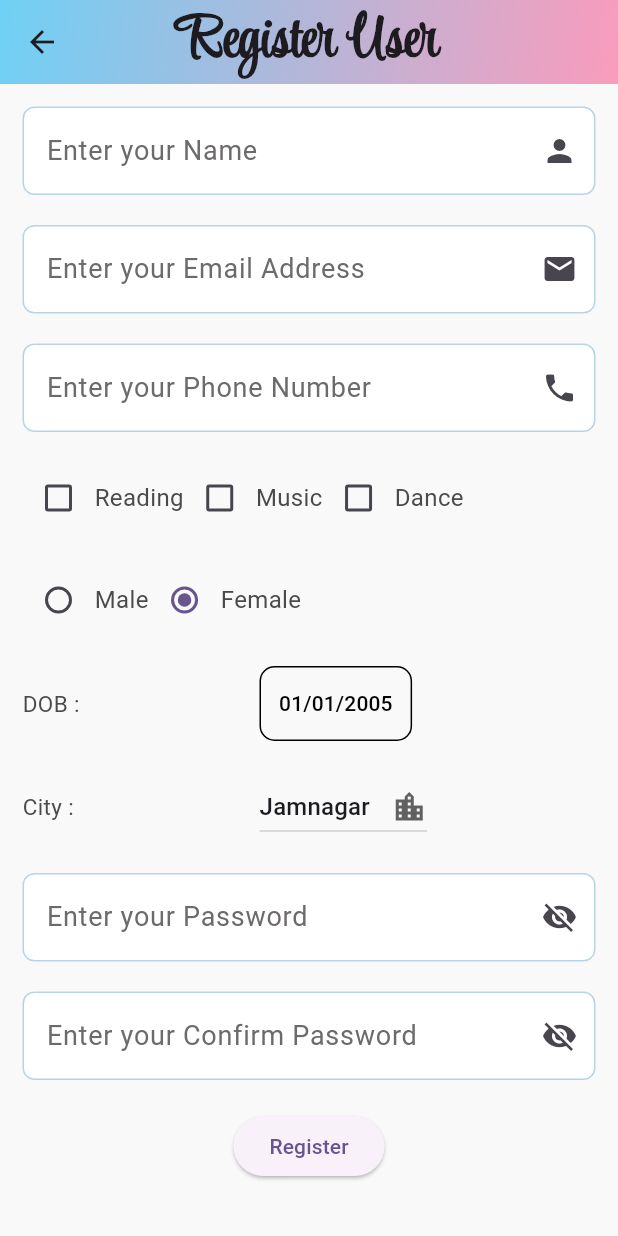
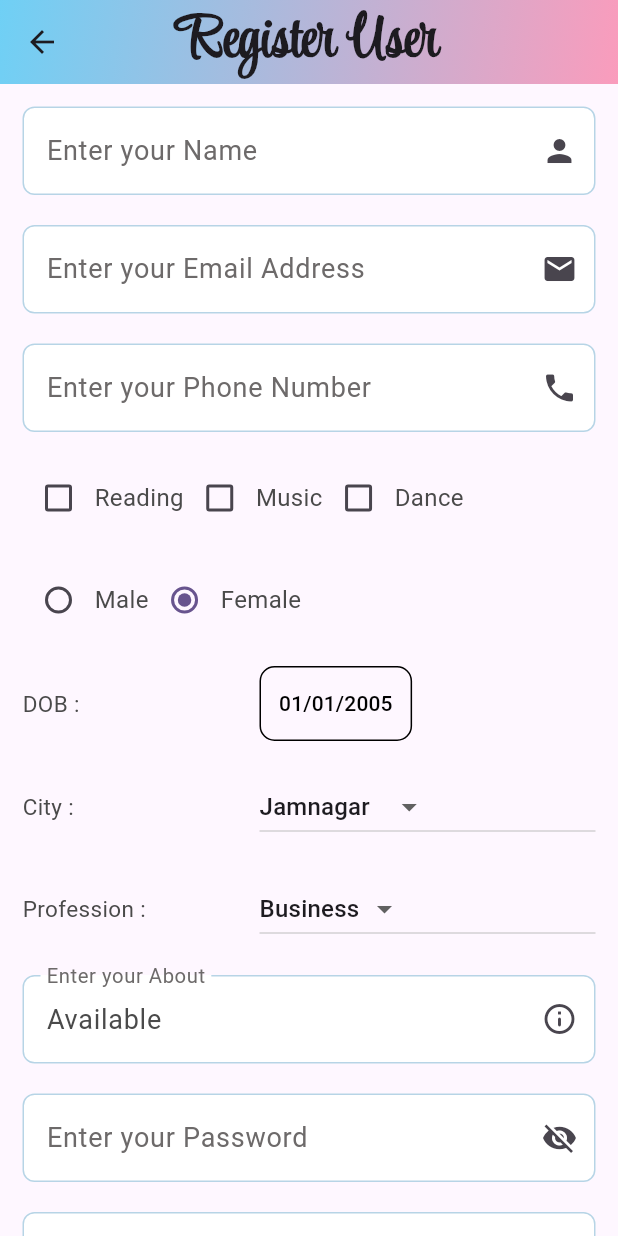
Before and after one commit to RishilJani/Matrimony-Flutter-Project, a Flutter app: the UserForm screen opened directly, on a phone screen of 412 x 824 dp. Run offline on Flutter 3.47's test engine with Material 3 defaults, Android fonts, the phone set to English and light mode, and no system bars; our stand-ins replace flutter_speed_dial, shared_preferences, sqflite; accounts and stored records are empty; Roboto replaces fonts that are missing (RobotoFlex).

Commit message:
Adding AboutMe and Profession field

```diff
--- a/lib/design/add_user/add_edit_user.dart
+++ b/lib/design/add_user/add_edit_user.dart
@@ -24,9 +24,12 @@ class _UserFormState extends State<UserForm> {
   TextEditingController mobileController = TextEditingController();
   TextEditingController passwordController = TextEditingController();
   TextEditingController confirmPasswordController = TextEditingController();
+  TextEditingController aboutMeController = TextEditingController();
 
   List<String> cities = ['Jamnagar', 'Rajkot', 'Ahmedabad', 'Baroda', 'Dwarka'];
+  List<String> professions = ['Business','Teacher', 'Professor', 'Doctor', 'Engineer', 'CA'];
   String selectCity = '';
+  String selectProfession = '';
   bool isEdit = false;
 
   DateTime date = DateTime.now();
@@ -52,18 +55,22 @@ class _UserFormState extends State<UserForm> {
       mobileController.text = widget.userDetail![Mobile].toString();
       passwordController.text = widget.userDetail![Password].toString();
       confirmPasswordController.text = widget.userDetail![Password].toString();
+      aboutMeController.text = widget.userDetail![AboutMe] ?? "Available";
       hobbies.addAll(widget.userDetail![Hobbies]);
       gender = widget.userDetail![Gender];
       selectCity = widget.userDetail![City];
       dob = widget.userDetail![DOB];
       pikedDate = _user.strToDateTime(widget.userDetail![DOB]);
 
+      selectProfession = widget.userDetail![Profession] ?? professions[0];
       ind = widget.userDetail![UserId];
     } else {
       selectCity = cities[0];
+      selectProfession = professions[0];
       hobbies = {"Reading": false, "Music": false, "Dance": false};
       dob = DateFormat("dd/MM/yyyy").format(DateTime(date.year - 20));
       pikedDate = DateTime(date.year - 20, 1, 1);
+      aboutMeController.text = "Available";
     }
   }
 
@@ -316,7 +323,8 @@ class _UserFormState extends State<UserForm> {
                 // region City
                 Row(
                   children: [
-                    const SizedBox(
+                    const SizedBox
+                      (
                         width: 150,
                         child: Text(
                           'City : ',
@@ -326,16 +334,16 @@ class _UserFormState extends State<UserForm> {
                     const SizedBox(
                       width: 8,
                     ),
-                    DropdownButton(
+                    Expanded(
+                      child: DropdownButton(
                           menuWidth: 200,
-                        icon: const Icon(Icons.location_city),
+                          // icon: const Icon(Icons.location_city),
                           value: selectCity,
                           items: cities.map((city) {
                             return DropdownMenuItem(
                               value: city,
                               child: Text(
                                 city.toString(),
-                              style: const TextStyle(fontFamily: RobotoFlex),
                               ),
                             );
                           }).toList(),
@@ -343,13 +351,66 @@ class _UserFormState extends State<UserForm> {
                             setState(() {
                               selectCity = value!;
                             });
-                        })
+                          }),
+                    )
                   ],
                 ),
                 const SizedBox(
                   height: 20,
                 ),
                 // endregion City
+
+                // Profession dropdown
+                // region Profession
+                Row(
+                  children: [
+                    const SizedBox
+                      (
+                        width: 150,
+                        child: Text(
+                          '$Profession : ',
+                          style:
+                          TextStyle(fontFamily: RobotoFlex, fontSize: 15),
+                        )),
+                    const SizedBox(
+                      width: 8,
+                    ),
+                    Expanded(
+                      child: DropdownButton(
+                        menuWidth: 200,
+                        value: selectProfession,
+                          onChanged: (value) {
+                            setState(() { selectProfession = value.toString(); });
+                          },
+                          items: professions.map((e) {
+                            return DropdownMenuItem(
+                                value: e,
+                                child: Text(
+                                  e.toString(),
+                                )
+                            );
+                          }).toList()
+                      ),
+                    )
+                  ],
+                ),
+                const SizedBox(
+                  height: 20,
+                ),
+                // endregion Profession
+
+                // About Me
+                // region AboutMe
+                getInput(
+                  aboutMeController,
+                  'About',
+                  suffix: const Icon(Icons.info_outline_rounded),
+                  keyboard: TextInputType.multiline
+                ),
+                const SizedBox(
+                  height: 20,
+                ),
+                // endregion AboutMe
 
                 // Password
                 // region Password
@@ -417,30 +478,9 @@ class _UserFormState extends State<UserForm> {
 
                 // region Button
                 ElevatedButton(
-                    onPressed: () async{
+                    onPressed: () async {
                       if (_formKey.currentState!.validate()){
-                        Map<String, dynamic> mp = {
-                          Name: nameController.text,
-                          Email: emailController.text,
-                          Mobile: mobileController.text,
-                          Hobbies: hobbies,
-                          City: selectCity,
-                          Gender: gender,
-                          DOB: dob,
-                          Password: passwordController.text,
-                          isFavourite: widget.userDetail == null
-                              ? 0
-                              : widget.userDetail![isFavourite]
-                        };
-
-                        if (isEdit) {
-                          _user.updateUserDatabase(ind, mp);
-                          isEdit = false;
-                        } else {
-                          // _user.addUser(mp);
-                          await _user.addUserDatabase(mp);
-                        }
-
+                        Map<String,dynamic> mp = await sendData();
                         if(context.mounted){
                           Navigator.pop(context, mp);
                         }
@@ -458,15 +498,17 @@ class _UserFormState extends State<UserForm> {
     );
   }
 
-  Widget getInput(TextEditingController controller, String txt,
-      {List<TextInputFormatter>? formatters,
+  Widget getInput(
+      TextEditingController controller,
+      String txt,
+      {
+        List<TextInputFormatter>? formatters,
         validator,
         suffix,
         TextInputType? keyboard,
         bool? isObs,
         bool? isPasswordVisible,
       onToggle}) {
-    // double borderRadius = 10;
     return Row(
       children: [
         Expanded(
@@ -478,22 +520,10 @@ class _UserFormState extends State<UserForm> {
             controller: controller,
             keyboardType: keyboard,
             inputFormatters: formatters,
+            maxLines: isObs == true ? 1 : null,
             style: const TextStyle(fontFamily: RobotoFlex),
             decoration: InputDecoration(
-                // enabledBorder: UnderlineInputBorder(
-                //   borderSide:const BorderSide(color:  Colors.blue, width: 2),
-                //   borderRadius: BorderRadius.circular(borderRadius),
-                // ),
-                // focusedBorder:  UnderlineInputBorder(
-                //   borderSide:const BorderSide(color: Colors.amber,width: 2),
-                //   borderRadius: BorderRadius.circular(borderRadius),
-                // ),
-                // errorBorder: UnderlineInputBorder(
-                //   borderSide:const BorderSide(color:  Colors.red, width: 2),
-                //   borderRadius: BorderRadius.circular(borderRadius),
-                // ),
                 labelText: 'Enter your $txt',
-                // hintText: 'Enter your $txt',
                 suffixIcon: isObs != null
                     ? IconButton(
                         onPressed: onToggle,
@@ -507,6 +537,32 @@ class _UserFormState extends State<UserForm> {
     );
   }
 
+  Future<Map<String, dynamic>> sendData() async{
+    Map<String, dynamic> mp = {
+      Name: nameController.text.toString().trim(),
+      Email: emailController.text,
+      Mobile: mobileController.text,
+      Hobbies: hobbies,
+      City: selectCity,
+      Profession : selectProfession,
+      Gender: gender,
+      DOB: dob,
+      AboutMe : aboutMeController.text,
+      Password: passwordController.text,
+      isFavourite: widget.userDetail == null
+          ? 0
+          : widget.userDetail![isFavourite]
+    };
+
+    if (isEdit) {
+      await _user.updateUserDatabase(ind, mp);
+      isEdit = false;
+    } else {
+      await _user.addUserDatabase(mp);
+    }
+    return mp;
+  }
+
   void changeHobbies(String i, bool? value) {
     setState(() {
       hobbies[i] = value!;
--- a/lib/main.dart
+++ b/lib/main.dart
@@ -19,17 +19,14 @@ class MyApp extends StatelessWidget {
         brightness: Brightness.light,
 
         primaryColor: const Color(0xFFB6CFF3), // Ice Blue
-        scaffoldBackgroundColor: const Color(0xFFF9F9F9), // Off-White
 
         textTheme: const TextTheme(
           headlineLarge: TextStyle(fontSize: 28, fontWeight: FontWeight.bold, color: Color(0xFF4A4A4A), fontFamily: RobotoFlex),
           headlineMedium: TextStyle(fontSize: 24, fontWeight: FontWeight.w600, color: Color(0xFF4A4A4A), fontFamily: RobotoFlex),
           bodyLarge: TextStyle(fontSize: 18, color: Color(0xFF4A4A4A), fontFamily: RobotoFlex),
           bodyMedium: TextStyle(fontSize: 16, color: Color(0xFF4A4A4A), fontFamily: RobotoFlex),
-
+          bodySmall: TextStyle(fontFamily: RobotoFlex)
         ),
-
-
         inputDecorationTheme: InputDecorationTheme(
             filled: true,
             fillColor: Colors.white,
--- a/lib/utils/string_constants.dart
+++ b/lib/utils/string_constants.dart
@@ -1,5 +1,6 @@
+const String MyDatabaseName = "myDatabase.db";
 const String Table_User = 'User';
-int DB_Version = 1;
+int DB_Version = 2;
 
 const String UserId = "UserID";
 const String Name = 'Name';
@@ -12,6 +13,9 @@ const String Password = 'Password';
 const String Hobbies = 'Hobbies';
 const String isFavourite = "isFavourite";
 
+const String AboutMe = 'AboutMe';
+const String Profession = 'Profession';
+
 const String Age = 'Age';
 
 const String RobotoFlex = "RobotoFlex";
```
Also changed, not shown: lib/backend/my_database.dart (+11 -3 lines), lib/backend/user.dart (+5 -5 lines), lib/design/dashboard/dashboard.dart (+13 -19 lines), lib/design/user_list/swipe_user_details.dart (+8 -5 lines), lib/design/user_list/user_details.dart (+74 -88 lines), lib/design/user_list/user_list_page.dart (+15 -9 lines), lib/utils/utils.dart (+13 -4 lines). Lines whose indentation alone changed are shown as unchanged.
